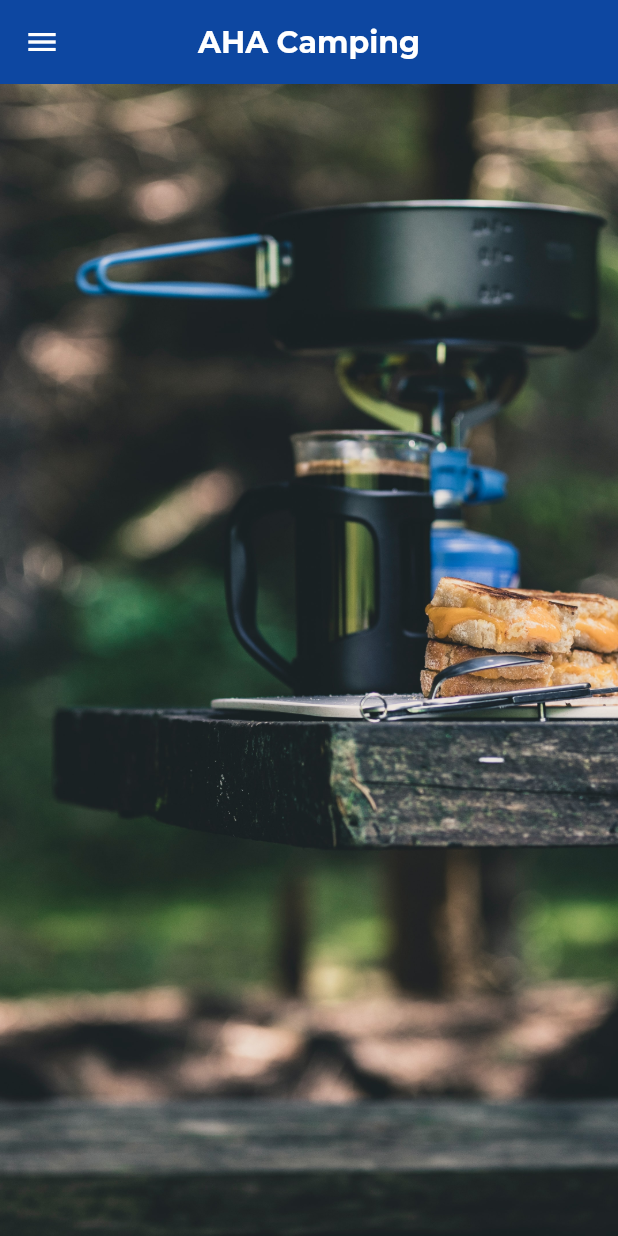
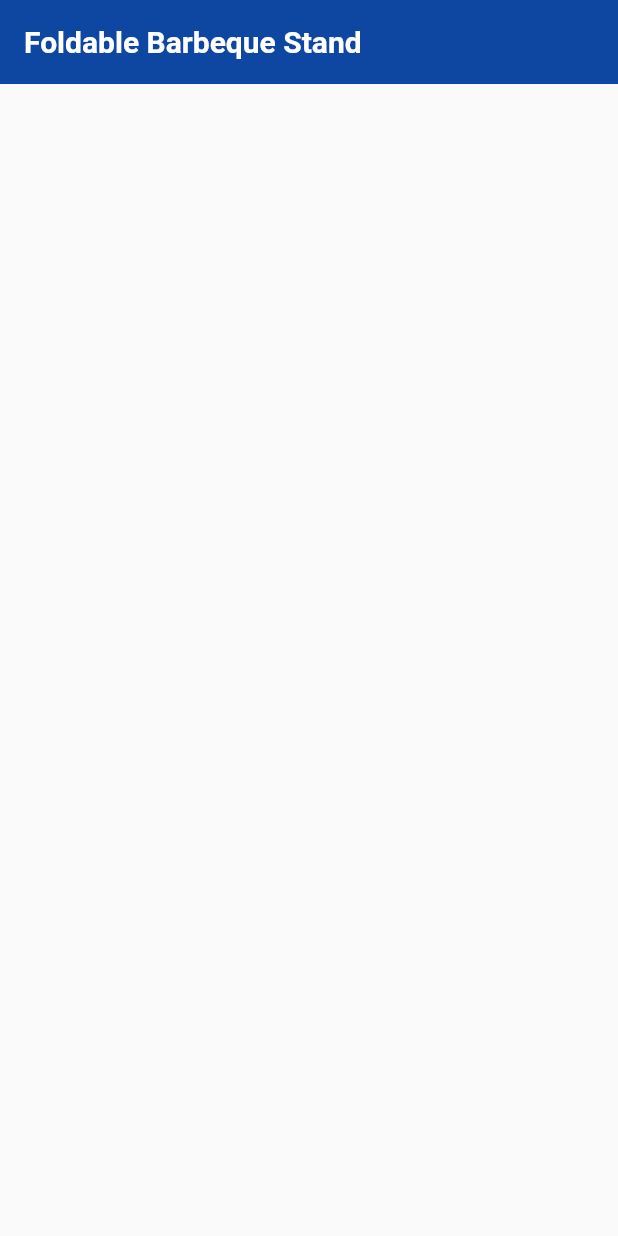
Before and after one commit to zayn1k98/aha_repo, a Flutter app: the screen it shows after launch, on a phone screen of 412 x 824 dp. Run offline on Flutter 3.47's test engine with Material 2 defaults, Android fonts, the phone set to English and light mode, and no system bars; drawn by our look-alikes of carousel_slider; project files that could hold a hidden picture were left out.

Commit message:
designed product detail page for desktop

```diff
--- a/lib/main.dart
+++ b/lib/main.dart
@@ -1,4 +1,5 @@
 // import 'package:aha_camping_web/pages/under_construction/under_construction_page.dart';
+import 'package:aha_camping_web/pages/products/product_details_page.dart';
 import 'package:aha_camping_web/theme/web_theme.dart';
 import 'package:flutter/material.dart';
 import 'pages/home/home_page.dart';
@@ -16,7 +17,9 @@ class MyApp extends StatelessWidget {
       debugShowCheckedModeBanner: false,
       title: 'AHA Camping',
       theme: WebTheme.webTheme,
-      home: const HomePage(),
+      home: const ProductDetailsPage(
+        pageTitle: "Foldable Barbeque Stand",
+      ),
     );
   }
 }
--- a/lib/pages/products/product_details_page.dart
+++ b/lib/pages/products/product_details_page.dart
@@ -8,6 +8,13 @@ class ProductDetailsPage extends StatelessWidget {
 
   @override
   Widget build(BuildContext context) {
+    return ResponsiveLayout(
+      desktopBody: desktopBody(context),
+      mobileBody: mobileBody(context),
+    );
+  }
+
+  Widget mobileBody(BuildContext context) {
     return Scaffold(
       appBar: AppBar(
         backgroundColor: Colors.blue[900],
@@ -22,18 +29,131 @@ class ProductDetailsPage extends StatelessWidget {
               ),
         ),
       ),
-      body: ResponsiveLayout(
-        desktopBody: desktopBody(),
-        mobileBody: mobileBody(),
+      body: ListView(),
+    );
+  }
+
+  Widget desktopBody(BuildContext context) {
+    return Scaffold(
+      body: ListView(
+        physics: const BouncingScrollPhysics(),
+        children: [
+          Padding(
+            padding: const EdgeInsets.all(16),
+            child: SizedBox(
+              height: MediaQuery.of(context).size.height / 2,
+              child: Row(
+                children: [
+                  productImage(context),
+                  Expanded(
+                    flex: 2,
+                    child: Padding(
+                      padding: const EdgeInsets.only(left: 16),
+                      child: Column(
+                        mainAxisAlignment: MainAxisAlignment.start,
+                        children: [
+                          Padding(
+                            padding: const EdgeInsets.symmetric(horizontal: 8),
+                            child: Row(
+                              mainAxisAlignment: MainAxisAlignment.spaceBetween,
+                              children: [
+                                Text(
+                                  "Foldable Barbeque Stand",
+                                  style:
+                                      Theme.of(context).textTheme.headlineSmall,
+                                ),
+                                ElevatedButton.icon(
+                                  onPressed: () {},
+                                  style: ElevatedButton.styleFrom(
+                                    backgroundColor: Colors.green,
+                                    padding: const EdgeInsets.all(16),
+                                  ),
+                                  icon: const Icon(
+                                    Icons.add,
+                                    color: Colors.white,
+                                  ),
+                                  label: Text(
+                                    "Add To Cart",
+                                    style: Theme.of(context)
+                                        .textTheme
+                                        .labelMedium!
+                                        .copyWith(
+                                          fontSize: 18,
+                                          fontWeight: FontWeight.bold,
+                                          color: WebTheme.lightText,
+                                        ),
+                                  ),
+                                ),
+                              ],
+                            ),
+                          ),
+                          Padding(
+                            padding: const EdgeInsets.only(top: 20),
+                            child: Row(
+                              children: [
+                                SizedBox(
+                                  height: 18,
+                                  child: ListView.builder(
+                                    shrinkWrap: true,
+                                    scrollDirection: Axis.horizontal,
+                                    itemCount: 5,
+                                    itemBuilder: (context, index) {
+                                      return const Icon(
+                                        Icons.star,
+                                        color: Colors.grey,
+                                        size: 18,
+                                      );
+                                    },
+                                  ),
+                                ),
+                                Padding(
+                                  padding: const EdgeInsets.only(left: 8),
+                                  child: Text(
+                                    "0",
+                                    style: Theme.of(context)
+                                        .textTheme
+                                        .labelMedium!
+                                        .copyWith(
+                                          fontSize: 18,
+                                          color: Colors.grey,
+                                          fontWeight: FontWeight.bold,
+                                        ),
+                                  ),
+                                )
+                              ],
+                            ),
+                          ),
+                          Padding(
+                            padding: const EdgeInsets.only(top: 30),
+                            child: Text(
+                              "Portable and high quality foldable barbeque stand made from 304 grade Stainless Steel and weighs in at around 4kgs only which makes it extremely sturdy and built to withstand even the cruelest grilling conditions. Designed with convinience in mind such as being easy to assemble, disassemble and simple to clean.",
+                              style: Theme.of(context)
+                                  .textTheme
+                                  .bodyLarge!
+                                  .copyWith(fontSize: 18),
+                            ),
+                          ),
+                        ],
+                      ),
+                    ),
+                  ),
+                ],
+              ),
+            ),
+          ),
+        ],
       ),
     );
   }
 
-  Widget mobileBody() {
-    return Column();
-  }
-
-  Widget desktopBody() {
-    return Column();
+  Widget productImage(BuildContext context) {
+    return Expanded(
+      child: Container(
+        decoration: BoxDecoration(
+          color: Colors.blue,
+          borderRadius: BorderRadius.circular(16),
+        ),
+      ),
+    );
   }
 }
--- a/lib/theme/web_theme.dart
+++ b/lib/theme/web_theme.dart
@@ -19,77 +19,77 @@ class WebTheme {
     textTheme: const TextTheme(
       bodySmall: TextStyle(
         fontWeight: FontWeight.normal,
-        fontFamily: 'Montserrat',
+        //fontFamily: 'Montserrat',
         color: darkText,
       ),
       bodyMedium: TextStyle(
         fontWeight: FontWeight.normal,
-        fontFamily: 'Montserrat',
+        //fontFamily: 'Montserrat',
         color: darkText,
       ),
       bodyLarge: TextStyle(
         fontWeight: FontWeight.normal,
-        fontFamily: 'Montserrat',
+        //fontFamily: 'Montserrat',
         color: darkText,
       ),
       labelSmall: TextStyle(
         fontWeight: FontWeight.bold,
-        fontFamily: 'Montserrat',
+        //fontFamily: 'Montserrat',
         color: darkText,
       ),
       labelMedium: TextStyle(
         fontWeight: FontWeight.bold,
-        fontFamily: 'Montserrat',
+        //fontFamily: 'Montserrat',
         color: darkText,
       ),
       labelLarge: TextStyle(
         fontWeight: FontWeight.bold,
-        fontFamily: 'Montserrat',
+        //fontFamily: 'Montserrat',
         color: darkText,
       ),
       titleSmall: TextStyle(
         fontWeight: FontWeight.normal,
-        fontFamily: 'Montserrat',
+        //fontFamily: 'Montserrat',
         color: darkText,
       ),
       titleMedium: TextStyle(
         fontWeight: FontWeight.normal,
-        fontFamily: 'Montserrat',
+        //fontFamily: 'Montserrat',
         color: darkText,
       ),
       titleLarge: TextStyle(
         fontWeight: FontWeight.normal,
-        fontFamily: 'Montserrat',
+        //fontFamily: 'Montserrat',
         color: darkText,
       ),
       displaySmall: TextStyle(
         fontWeight: FontWeight.bold,
-        fontFamily: 'Montserrat',
+        //fontFamily: 'Montserrat',
         color: darkText,
       ),
       displayMedium: TextStyle(
         fontWeight: FontWeight.bold,
-        fontFamily: 'Montserrat',
+        //fontFamily: 'Montserrat',
         color: darkText,
       ),
       displayLarge: TextStyle(
         fontWeight: FontWeight.bold,
-        fontFamily: 'Montserrat',
+        //fontFamily: 'Montserrat',
         color: darkText,
       ),
       headlineSmall: TextStyle(
         fontWeight: FontWeight.bold,
-        fontFamily: 'Montserrat',
+        //fontFamily: 'Montserrat',
         color: darkText,
       ),
       headlineMedium: TextStyle(
         fontWeight: FontWeight.bold,
-        fontFamily: 'Montserrat',
+        //fontFamily: 'Montserrat',
         color: darkText,
       ),
       headlineLarge: TextStyle(
         fontWeight: FontWeight.bold,
-        fontFamily: 'Montserrat',
+        //fontFamily: 'Montserrat',
         color: darkText,
       ),
     ),
```
